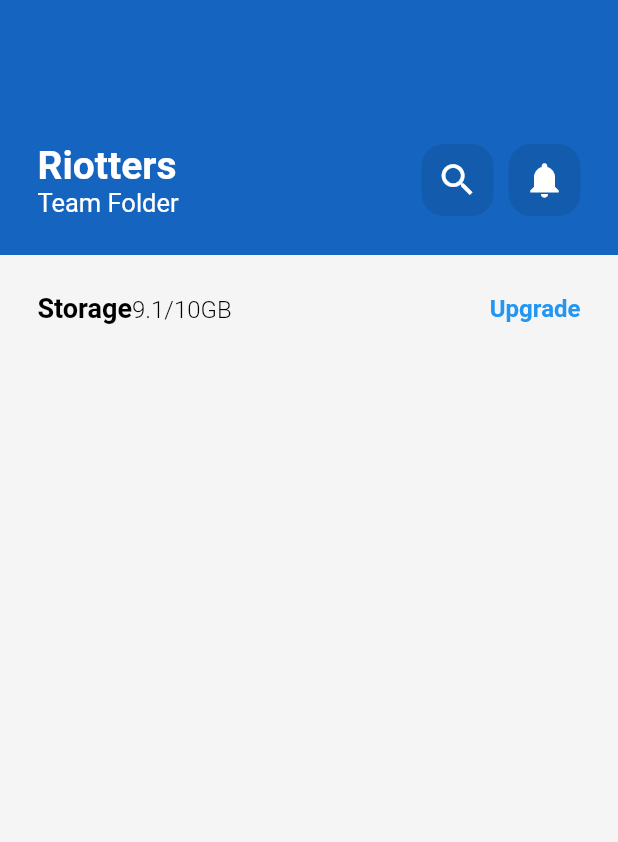
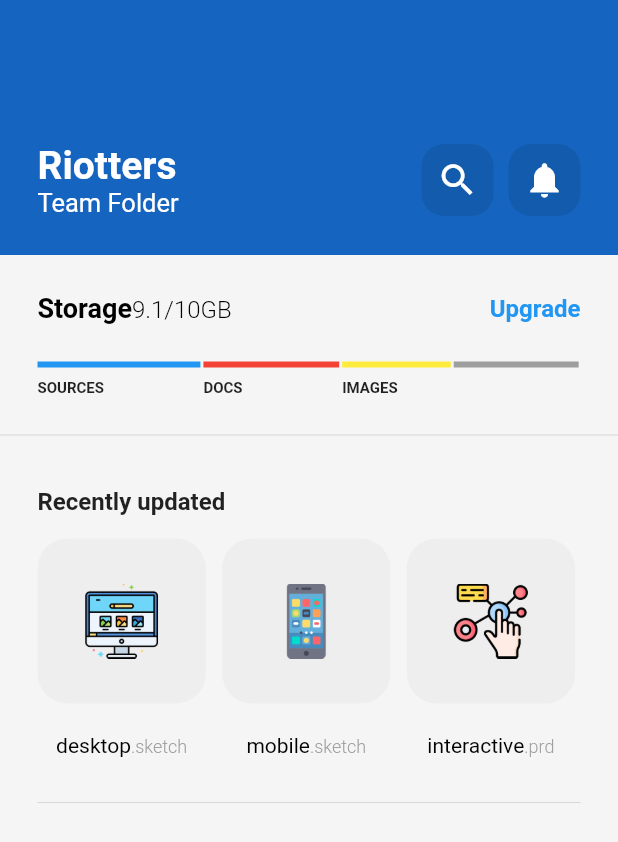
Before and after one commit to shamim29/cloud-files, a Flutter app: the screen it shows after launch, on a phone screen of 412 x 824 dp. Shown: the top 842 px of the screen. Run offline on Flutter 3.47's test engine with Material 2 defaults, Android fonts, the phone set to English and light mode, and no system bars.

Commit message:
Storage & Recently Updated Section

```diff
--- a/lib/pages/team_folder.dart
+++ b/lib/pages/team_folder.dart
@@ -8,8 +8,12 @@ class TeamFolderPage extends StatefulWidget {
 }
 
 class _TeamFolderPageState extends State<TeamFolderPage> {
+
+  double availableScreenWidth = 0;
+
   @override
   Widget build(BuildContext context) {
+    availableScreenWidth = MediaQuery.of(context).size.width - 50;
     return Scaffold(
       backgroundColor: Colors.grey[100],
       body: Column(
@@ -131,9 +135,112 @@ class _TeamFolderPageState extends State<TeamFolderPage> {
             height: 25,
           ),
 
+          Padding(
+            padding: const EdgeInsets.symmetric(horizontal: 25,),
+            child: Row(children: [
+              buildFileSizeChart("SOURCES", Colors.blue, .3),
+              const SizedBox(width: 2,),
+              buildFileSizeChart("DOCS", Colors.red, .25),
+              const SizedBox(width: 2,),
+              buildFileSizeChart("IMAGES", Colors.yellow, .20),
+              const SizedBox(width: 2,),
+              buildFileSizeChart("", Colors.grey, .23),
+            ],
+            ),
+          ),
+          const SizedBox(height: 15,),
+          const Divider(height: 20,),
 
+          Expanded(
+            child: ListView(
+              padding: EdgeInsets.all(25),
+              children: [
+                const Text(
+                  "Recently updated",
+                  style: TextStyle(
+                    fontSize: 16,
+                    fontWeight: FontWeight.bold,
+                  ),
+                ),
+                const SizedBox(
+                  height: 15,
+                ),
+
+                Row(
+                  children: [
+                    buildFileColumn('monitor', 'desktop','.sketch'),
+                    SizedBox(width: availableScreenWidth * .03,),
+                    buildFileColumn('smartphone', 'mobile','.sketch'),
+                    SizedBox(width: availableScreenWidth * .03,),
+                    buildFileColumn('interactive', 'interactive','.prd'),
+                  ],
+                ),
+                Divider(height: 60,),
+              ],
+            ),
+          )
         ],
       ),
     );
   }
+
+  Column buildFileColumn(String image, String filename, String extension) {
+    return Column(
+                    children: [
+                      Container(
+                        width: availableScreenWidth * .31,
+                        decoration: BoxDecoration(
+                          color: Colors.grey.shade200,
+                          borderRadius: BorderRadius.circular(20),
+                        ),
+                        padding: EdgeInsets.all(30),
+                        height: 110,
+                        child: Image.asset('lib/images/$image.png'),
+                      ),
+                      SizedBox(height: 20,),
+                      RichText(text:
+                          TextSpan(
+                            text: filename,
+                            style: TextStyle(
+                              color: Colors.black,
+                              fontSize: 14,
+                            ),
+                            children: [
+                              TextSpan(
+                                text: extension,
+                                style: TextStyle(
+                                  color: Colors.grey,
+                                  fontWeight: FontWeight.w300,
+                                  fontSize: 12,
+                                ),
+                              ),
+                            ],
+                          ),
+                      ),
+                    ],
+                  );
+  }
+
+  Column buildFileSizeChart(String title, Color color, double widthPercentage) {
+    return Column(
+              crossAxisAlignment: CrossAxisAlignment.start,
+              children: [
+                Container(
+                  width: availableScreenWidth * widthPercentage,
+                  height: 4,
+                  color: color,
+                ),
+                SizedBox(
+                  height: 8,
+                ),
+                Text(
+                  title,
+                  style: TextStyle(
+                    fontSize: 10,
+                    fontWeight: FontWeight.bold,
+                  ),
+                ),
+              ],
+            );
+  }
 }
--- a/pubspec.yaml
+++ b/pubspec.yaml
@@ -59,8 +59,8 @@ flutter:
   uses-material-design: true
 
   # To add assets to your application, add an assets section, like this:
-  # assets:
-  #   - images/a_dot_burr.jpeg
+  assets:
+    - lib/images/
   #   - images/a_dot_ham.jpeg
 
   # An image asset can refer to one or more resolution-specific "variants", see
```
Also changed, not shown: lib/images/interactive.png (added), lib/images/monitor.png (added), lib/images/smartphone.png (added).
